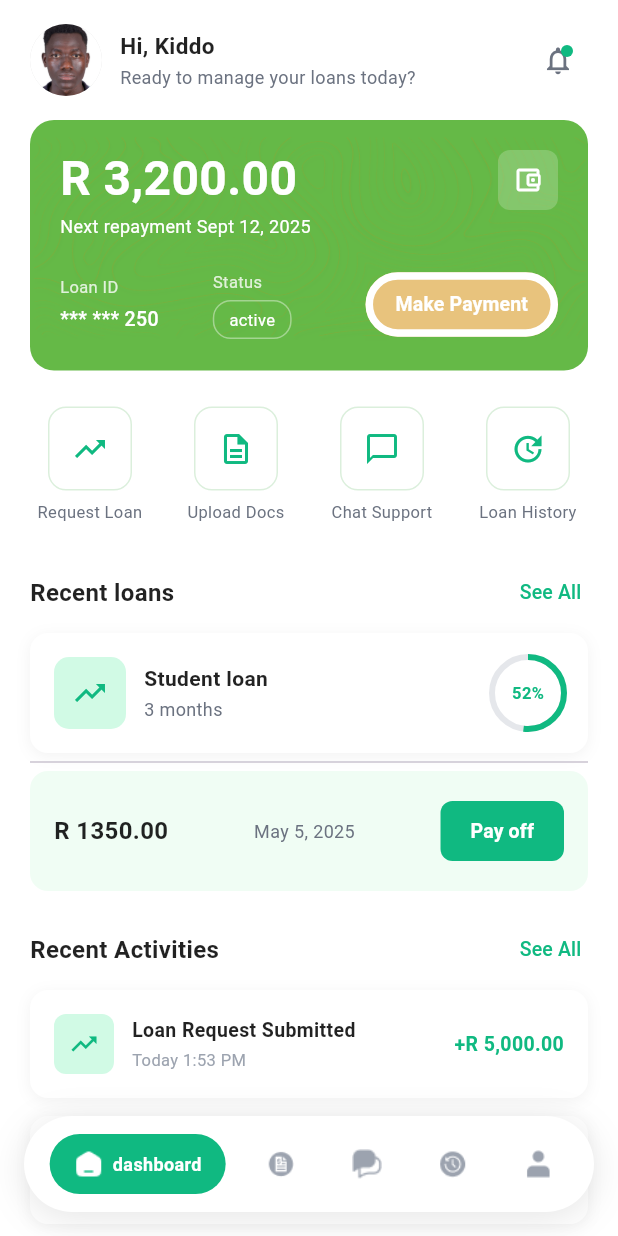
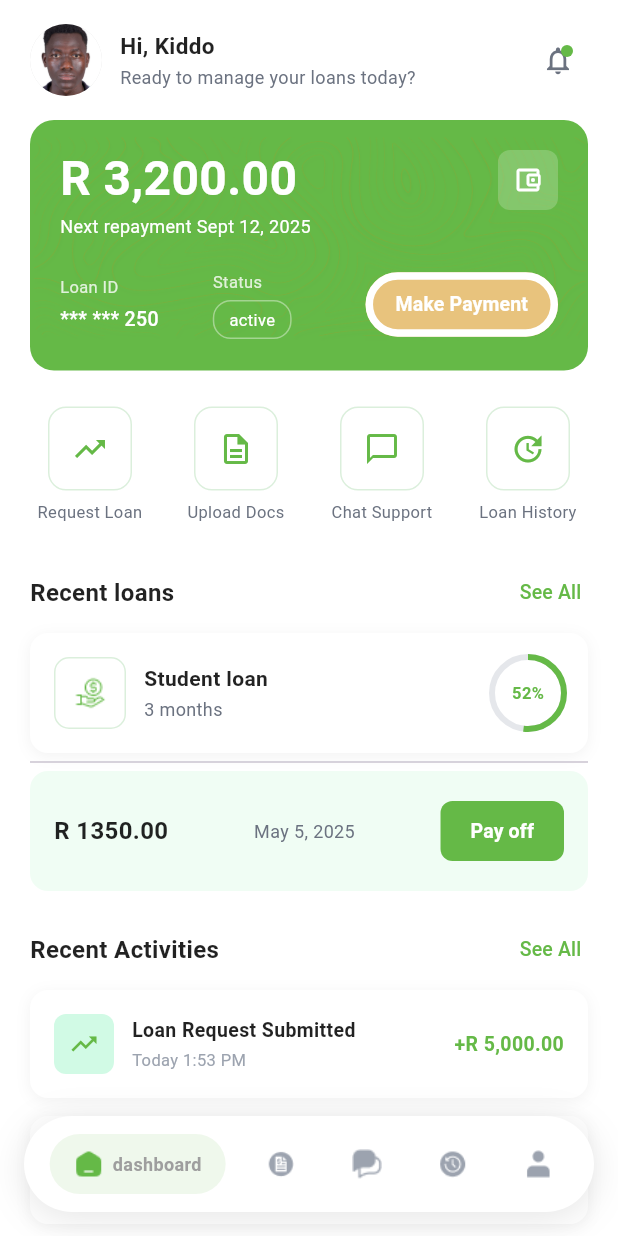
Before and after one commit to kiddocoder/njc_cash_zone, a Flutter app: the screen it shows after launch, on a phone screen of 412 x 824 dp. Run offline on Flutter 3.47's test engine with Material 3 defaults, Android fonts, the phone set to English and light mode, and no system bars; Roboto replaces fonts that are missing (Poppins).

Commit message:
update LoanDashboardScreen color scheme and add borrow icon

```diff
--- a/lib/main.dart
+++ b/lib/main.dart
@@ -129,7 +129,7 @@ class LoanDashboardScreen extends StatelessWidget {
                   width: 8,
                   height: 8,
                   decoration: const BoxDecoration(
-                    color: Color(0xFF10B981),
+                    color: Color(0xFF65B947),
                     shape: BoxShape.circle,
                   ),
                 ),
@@ -292,22 +292,22 @@ class LoanDashboardScreen extends StatelessWidget {
           _buildActionButton(
             icon: Icons.trending_up_outlined,
             label: 'Request Loan',
-            color: const Color(0xFF10B981),
+            color: const Color(0xFF65B947),
           ),
           _buildActionButton(
             icon: Icons.description_outlined,
             label: 'Upload Docs',
-            color: const Color(0xFF10B981),
+            color: const Color(0xFF65B947),
           ),
           _buildActionButton(
             icon: Icons.chat_bubble_outline,
             label: 'Chat Support',
-            color: const Color(0xFF10B981),
+            color: const Color(0xFF65B947),
           ),
           _buildActionButton(
             icon: Icons.update,
             label: 'Loan History',
-            color: const Color(0xFF10B981),
+            color: const Color(0xFF65B947),
           ),
         ],
       ),
@@ -377,7 +377,7 @@ class LoanDashboardScreen extends StatelessWidget {
                 child: const Text(
                   'See All',
                   style: TextStyle(
-                    color: Color(0xFF10B981),
+                    color: Color(0xFF65B947),
                     fontSize: 13,
                     fontWeight: FontWeight.w500,
                   ),
@@ -405,13 +405,17 @@ class LoanDashboardScreen extends StatelessWidget {
                   width: 48,
                   height: 48,
                   decoration: BoxDecoration(
-                    color: const Color(0xFFD1FAE5),
+                    color: const Color(0xFFFFFFFF),
                     borderRadius: BorderRadius.circular(10),
+                    border: Border.all(
+                      color: Colors.green.withOpacity(0.2),
+                      width: 1,
+                    ),
                   ),
-                  child: const Icon(
-                    Icons.trending_up,
-                    color: Color(0xFF10B981),
-                    size: 24,
+                  child: Image(
+                    image: AssetImage("assets/icons/borrow_svgrepo.png"),
+                    color: Color(0xFF65B947),
+                    width: 24,
                   ),
                 ),
                 const SizedBox(width: 12),
@@ -452,7 +456,7 @@ class LoanDashboardScreen extends StatelessWidget {
                           strokeWidth: 4,
                           backgroundColor: const Color(0xFFE5E7EB),
                           valueColor: const AlwaysStoppedAnimation<Color>(
-                            Color(0xFF10B981),
+                            Color(0xFF65B947),
                           ),
                         ),
                       ),
@@ -461,7 +465,7 @@ class LoanDashboardScreen extends StatelessWidget {
                         style: TextStyle(
                           fontSize: 11,
                           fontWeight: FontWeight.w700,
-                          color: Color(0xFF10B981),
+                          color: Color(0xFF65B947),
                         ),
                       ),
                     ],
@@ -495,7 +499,7 @@ class LoanDashboardScreen extends StatelessWidget {
                 ElevatedButton(
                   onPressed: () {},
                   style: ElevatedButton.styleFrom(
-                    backgroundColor: const Color(0xFF10B981),
+                    backgroundColor: const Color(0xFF65B947),
                     foregroundColor: Colors.white,
                     padding: const EdgeInsets.symmetric(
                       horizontal: 20,
@@ -545,7 +549,7 @@ class LoanDashboardScreen extends StatelessWidget {
                 child: const Text(
                   'See All',
                   style: TextStyle(
-                    color: Color(0xFF10B981),
+                    color: Color(0xFF65B947),
                     fontSize: 13,
                     fontWeight: FontWeight.w500,
                   ),
@@ -559,7 +563,7 @@ class LoanDashboardScreen extends StatelessWidget {
             title: 'Loan Request Submitted',
             time: 'Today 1:53 PM',
             amount: '+R 5,000.00',
-            amountColor: const Color(0xFF10B981),
+            amountColor: const Color(0xFF65B947),
           ),
           const SizedBox(height: 12),
           _buildActivityItem(
@@ -603,7 +607,7 @@ class LoanDashboardScreen extends StatelessWidget {
               color: const Color(0xFFD1FAE5),
               borderRadius: BorderRadius.circular(8),
             ),
-            child: Icon(icon, color: const Color(0xFF10B981), size: 20),
+            child: Icon(icon, color: const Color(0xFF65B947), size: 20),
           ),
           const SizedBox(width: 12),
           Expanded(
@@ -704,18 +708,22 @@ class LoanDashboardScreen extends StatelessWidget {
       return Container(
         padding: const EdgeInsets.symmetric(horizontal: 16, vertical: 10),
         decoration: BoxDecoration(
-          color: const Color(0xFF10B981),
+          color: const Color(0xFF65B947).withOpacity(0.1),
           borderRadius: BorderRadius.circular(24),
         ),
         child: Row(
           mainAxisSize: MainAxisSize.min,
           children: [
-            Image(image: AssetImage(image!), color: Colors.white, width: 20),
+            Image(
+              image: AssetImage(image!),
+              color: Color(0xFF65B947),
+              width: 20,
+            ),
             const SizedBox(width: 6),
             Text(
               label,
               style: const TextStyle(
-                color: Colors.white,
+                color: Colors.grey,
                 fontSize: 12,
                 fontWeight: FontWeight.w600,
               ),
```
Also changed, not shown: assets/icons/borrow_svgrepo.png (renamed from assets/icons/borrow_svgrepo.com.png).
